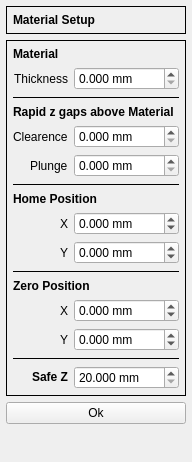
Before: the Qt Designer form G2G/forms/materialsetupform.ui in aLDime/GERBER_X2, drawn with Qt 5.
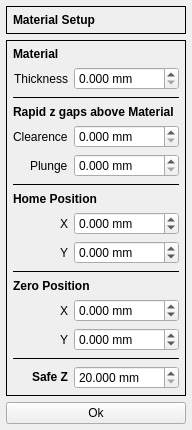
After: the same form once the commit is applied.

Patch:
```diff
--- a/G2G/forms/materialsetupform.ui
+++ b/G2G/forms/materialsetupform.ui
@@ -7,7 +7,7 @@
     <x>0</x>
     <y>0</y>
     <width>185</width>
-    <height>462</height>
+    <height>392</height>
    </rect>
   </property>
   <property name="windowTitle">
```
Left out of the diff: 6 changed lines with no effect on the pictures.
